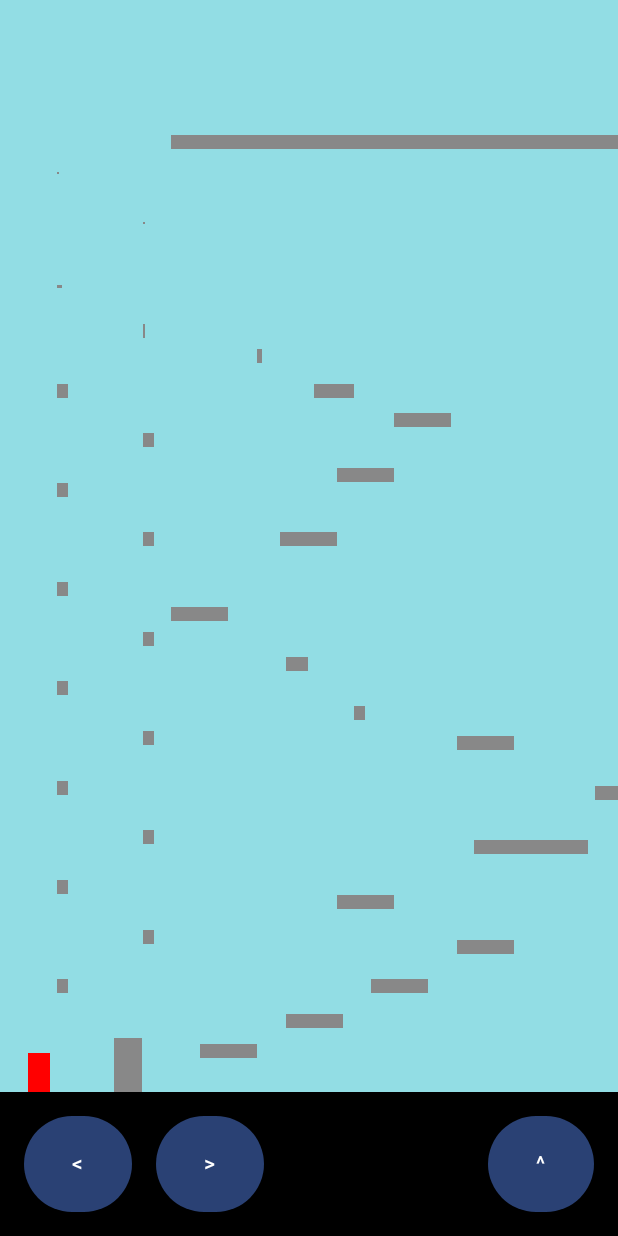
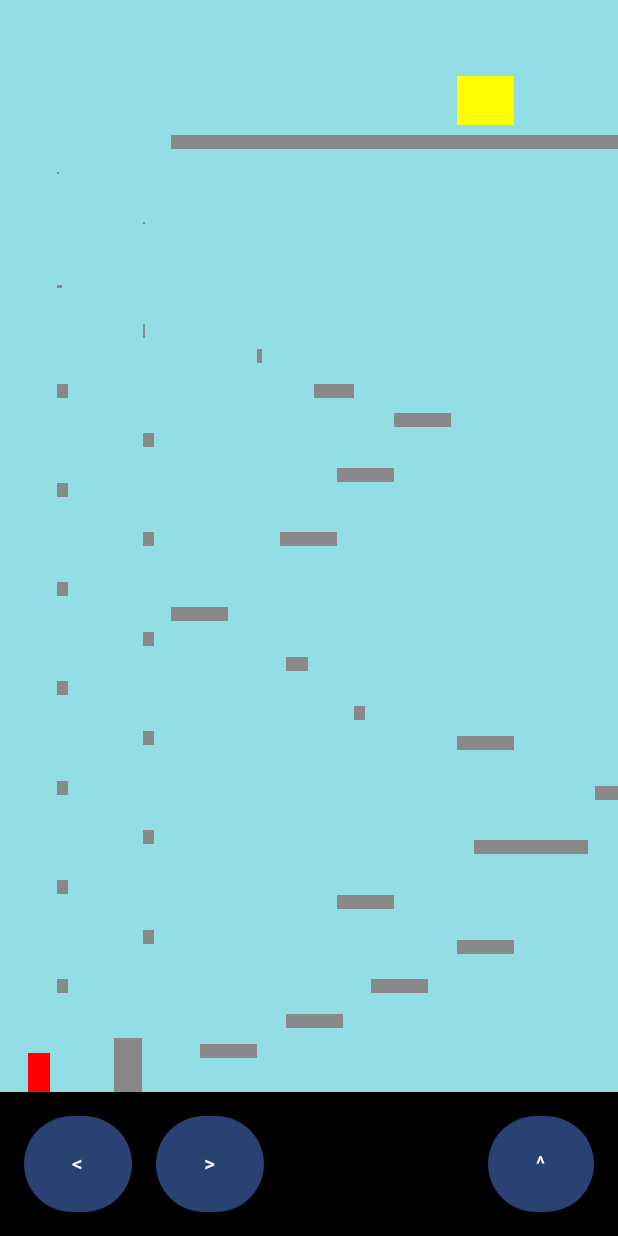
Before and after one commit to yDelouis/auguste, an Android app built with Jetpack Compose: the MarioActivity screen opened directly, with no data from a screen before it, on a phone screen of 412 x 824 dp. Run offline under Robolectric (Android 15) with nearby library versions, the phone set to English and light mode, and no system bars.

Commit message:
Etoile de fin

```diff
--- a/app/src/main/java/com/example/myapp/mario/Jeu.kt
+++ b/app/src/main/java/com/example/myapp/mario/Jeu.kt
@@ -35,7 +35,7 @@ class Jeu {
             Obstacle(left = 300, bottom = 950, width = 100, height = 30),
             Obstacle(left = 490, bottom = 1100, width = 100, height = 30),
             Obstacle(left = 590, bottom = 1230, width = 100, height = 30),
-            Obstacle(left = 690, bottom = 1340, width = 100 , height = 30),
+            Obstacle(left = 690, bottom = 1340, width = 100, height = 30),
             Obstacle(left = 550, bottom = 1400, width = 70, height = 30),
             Obstacle(left = 450, bottom = 1470, width = 10, height = 30),
             Obstacle(left = 250, bottom = 1520, width = 5, height = 30),
@@ -60,8 +60,9 @@ class Jeu {
             Obstacle(left = 100, bottom = 1850, width = 5, height = 5),
 
             //haut
-            Obstacle(left = 300 , bottom = 1900 , width = 1000 , height = 30),
-            )
+            Obstacle(left = 300, bottom = 1900, width = 1000, height = 30),
+        ),
+        val end: Obstacle = Obstacle(left = 800, bottom = 1950, width = 100, height = 100)
     ) {
         companion object {
             const val RIGHT = 1080
@@ -114,17 +115,17 @@ class Jeu {
         return newMario
     }
 
-    fun marioTouche(mario: Mario, obstacles: List<Obstacle>): Boolean{
-        for(obstacle in obstacles){
-            if (marioTouche(mario, obstacle)){
+    fun marioTouche(mario: Mario, obstacles: List<Obstacle>): Boolean {
+        for (obstacle in obstacles) {
+            if (marioTouche(mario, obstacle)) {
                 return true
             }
         }
         return false
     }
 
-    fun marioTouche(mario: Mario, obstacle: Obstacle):Boolean{
-       return mario.rect().overlaps(obstacle.rect())
+    fun marioTouche(mario: Mario, obstacle: Obstacle): Boolean {
+        return mario.rect().overlaps(obstacle.rect())
     }
 
     fun onLeftPressed() {
@@ -145,8 +146,9 @@ class Jeu {
 
     fun onJumpPressed() {
         var mario = monde.mario
-        mario = mario.copy(bottom = mario.bottom - 1) // hack pour detecter qu'on est sur un obstacle
-        if(marioTouche(mario, monde.obstacles)) {
+        mario =
+            mario.copy(bottom = mario.bottom - 1) // hack pour detecter qu'on est sur un obstacle
+        if (marioTouche(mario, monde.obstacles)) {
             monde = monde.copy(mario = monde.mario.copy(vy = VITESSE_SAUT))
         }
     }
--- a/app/src/main/java/com/example/myapp/mario/MarioActivity.kt
+++ b/app/src/main/java/com/example/myapp/mario/MarioActivity.kt
@@ -24,6 +24,7 @@ import androidx.compose.runtime.remember
 import androidx.compose.ui.Modifier
 import androidx.compose.ui.graphics.Color
 import androidx.compose.ui.layout.Layout
+import androidx.compose.ui.platform.InspectableModifier
 import androidx.compose.ui.tooling.preview.Preview
 import androidx.compose.ui.unit.Constraints
 import androidx.compose.ui.unit.dp
@@ -91,21 +92,23 @@ private fun Monde(monde: Jeu.Monde, modifier: Modifier = Modifier) {
         monde.obstacles.forEach { obstacle: Obstacle ->
             ObstacleImage(obstacle)
         }
+        End(monde.end)
         MarioImage(monde.mario)
     }) { measurables, constraints ->
         fun Int.toXPx() = this * constraints.maxWidth / Jeu.Monde.RIGHT
         fun Int.toYPx() = this * constraints.maxHeight / Jeu.Monde.TOP
 
-        var obstacleMesurables = measurables.dropLast(1)
+        var obstacleMesurables = measurables.dropLast(2)
+        var endMeasurable = measurables.get(measurables.size-2)
         var marioMesurable = measurables.last()
         val obstaclePlaceables = obstacleMesurables.mapIndexed { index, measurable ->
             val obstacle = monde.obstacles.get(index)
             measurable.measure(Constraints.fixed(obstacle.width.toXPx(), obstacle.height.toYPx()))
         }
+        val endPlaceable = endMeasurable.measure(Constraints.fixed(monde.end.width.toXPx(), monde.end.width.toYPx()))
         val marioPlaceable = marioMesurable.measure(Constraints.fixed(Mario.WIDTH.toXPx(), Mario.HEIGHT.toYPx()))
 
         layout(constraints.maxWidth, constraints.maxHeight) {
-
             obstaclePlaceables.mapIndexed { index, placeable ->
                 val obstacle = monde.obstacles.get(index)
                 placeable.placeRelative(
@@ -113,6 +116,10 @@ private fun Monde(monde: Jeu.Monde, modifier: Modifier = Modifier) {
                     y = constraints.maxHeight - obstacle.bottom.toYPx() - placeable.height
                 )
             }
+            endPlaceable.placeRelative(
+                monde.end.left.toXPx(),
+                constraints.maxHeight - monde.end.bottom.toYPx() - endPlaceable.height
+            )
             marioPlaceable.placeRelative(
                 monde.mario.left.toXPx(),
                 constraints.maxHeight - monde.mario.bottom.toYPx() - marioPlaceable.height
@@ -131,6 +138,11 @@ fun ObstacleImage(obstacle: Obstacle){
     Box(Modifier.fillMaxSize().background(Color.Gray))
 }
 
+@Composable
+fun End(end: Obstacle) {
+    Box(Modifier.fillMaxSize().background(Color.Yellow))
+}
+
 @Preview(showBackground = true)
 @Composable
 fun GreetingPreview() {
```
